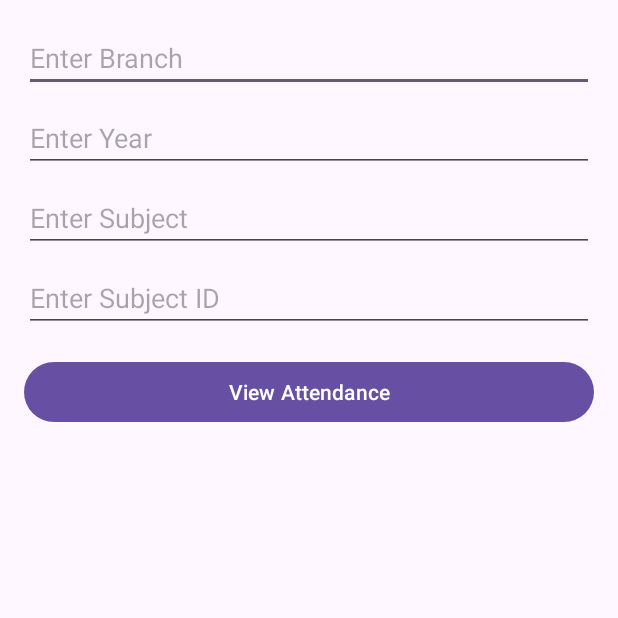
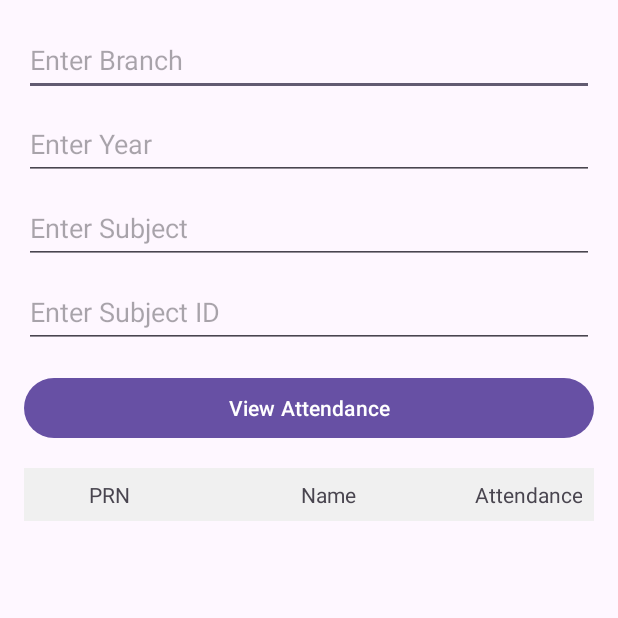
Before and after one commit to Urva2/geoment-smart_attendance, an Android app: the ViewAttendanceActivity screen opened directly, with no data from a screen before it, on a phone screen of 412 x 824 dp, the top half of it. Run offline under Robolectric (Android 15) with nearby library versions, the phone set to English and light mode, and no system bars; our stand-ins replace Firebase (no records; nobody signed in at launch, a user with empty details on screens opened directly).

Commit message:
Successfully created viewattendance activity and Accurate geolocation.😊

```diff
--- a/app/src/main/java/com/example/attendance/AttendanceAdapter.java
+++ b/app/src/main/java/com/example/attendance/AttendanceAdapter.java
@@ -43,7 +43,7 @@ public class AttendanceAdapter extends RecyclerView.Adapter<AttendanceAdapter.At
             super(itemView);
             prnTextView = itemView.findViewById(R.id.prnTextView);
             nameTextView = itemView.findViewById(R.id.nameTextView);
-            attendanceStatusTextView = itemView.findViewById(R.id.attendanceStatusTextView);
+            attendanceStatusTextView = itemView.findViewById(R.id.attendanceTextView);
         }
     }
 }
--- /dev/null
+++ b/app/src/main/res/drawable/table_cell_border.xml
@@ -0,0 +1,6 @@
+<?xml version="1.0" encoding="utf-8"?>
+<shape xmlns:android="http://schemas.android.com/apk/res/android">
+    <solid android:color="#FFFFFF"/> <!-- White background -->
+    <stroke android:color="#000000" android:width="1dp"/> <!-- Black border -->
+    <padding android:left="4dp" android:top="4dp" android:right="4dp" android:bottom="4dp"/>
+</shape>
--- a/app/src/main/res/layout/activity_view_attendance.xml
+++ b/app/src/main/res/layout/activity_view_attendance.xml
@@ -11,36 +11,40 @@
         android:id="@+id/branchEditText"
         android:layout_width="match_parent"
         android:layout_height="wrap_content"
+        android:layout_alignParentTop="true"
+        android:layout_marginBottom="8dp"
         android:hint="Enter Branch"
-        android:layout_alignParentTop="true"
-        android:layout_marginBottom="8dp" />
+        android:minHeight="48dp" />
 
     <!-- Year EditText -->
     <EditText
         android:id="@+id/yearEditText"
         android:layout_width="match_parent"
         android:layout_height="wrap_content"
+        android:layout_below="@id/branchEditText"
+        android:layout_marginBottom="8dp"
         android:hint="Enter Year"
-        android:layout_below="@id/branchEditText"
-        android:layout_marginBottom="8dp" />
+        android:minHeight="48dp" />
 
     <!-- Subject EditText -->
     <EditText
         android:id="@+id/subjectEditText"
         android:layout_width="match_parent"
         android:layout_height="wrap_content"
+        android:layout_below="@id/yearEditText"
+        android:layout_marginBottom="8dp"
         android:hint="Enter Subject"
-        android:layout_below="@id/yearEditText"
-        android:layout_marginBottom="8dp" />
+        android:minHeight="48dp" />
 
     <!-- Subject ID EditText -->
     <EditText
         android:id="@+id/subjectIdEditText"
         android:layout_width="match_parent"
         android:layout_height="wrap_content"
+        android:layout_below="@id/subjectEditText"
+        android:layout_marginBottom="16dp"
         android:hint="Enter Subject ID"
-        android:layout_below="@id/subjectEditText"
-        android:layout_marginBottom="16dp" />
+        android:minHeight="48dp" />
 
     <!-- Submit Button -->
     <Button
@@ -50,11 +54,46 @@
         android:text="View Attendance"
         android:layout_below="@id/subjectIdEditText" />
 
+    <!-- Column Headers -->
+    <LinearLayout
+        android:id="@+id/Edittexts"
+        android:layout_width="match_parent"
+        android:layout_height="wrap_content"
+        android:orientation="horizontal"
+        android:layout_below="@id/submitButton"
+        android:padding="8dp"
+        android:background="#f0f0f0"
+        android:layout_marginTop="16dp">
+
+        <TextView
+            android:id="@+id/headerPRN"
+            android:layout_width="0dp"
+            android:layout_height="wrap_content"
+            android:layout_weight="1"
+            android:text="PRN"
+            android:gravity="center" />
+
+        <TextView
+            android:id="@+id/headerName"
+            android:layout_width="0dp"
+            android:layout_height="wrap_content"
+            android:layout_weight="2"
+            android:text="Name"
+            android:gravity="center" />
+
+        <TextView
+            android:id="@+id/headerAttendance"
+            android:layout_width="wrap_content"
+            android:layout_height="wrap_content"
+            android:text="Attendance"
+            android:gravity="center" />
+    </LinearLayout>
+
     <!-- RecyclerView for displaying attendance -->
     <androidx.recyclerview.widget.RecyclerView
         android:id="@+id/attendanceRecyclerView"
         android:layout_width="match_parent"
         android:layout_height="wrap_content"
-        android:layout_below="@id/submitButton"
+        android:layout_below="@id/Edittexts"
         android:layout_marginTop="16dp"/>
 </RelativeLayout>
```
Also changed, not shown: app/src/main/java/com/example/attendance/AttendanceBookingActivity.java (+65 -92 lines), app/src/main/res/layout/attendance_item.xml (+13 -8 lines).
